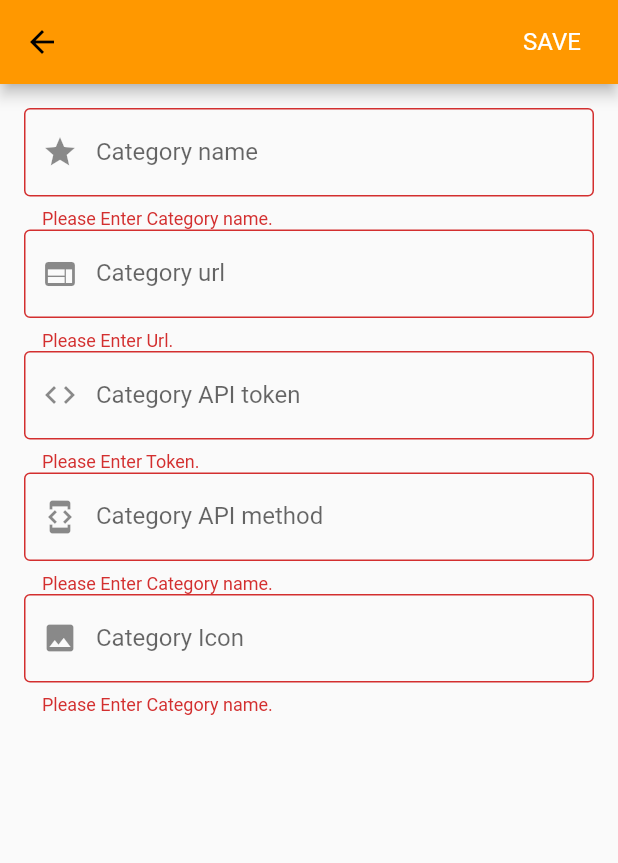
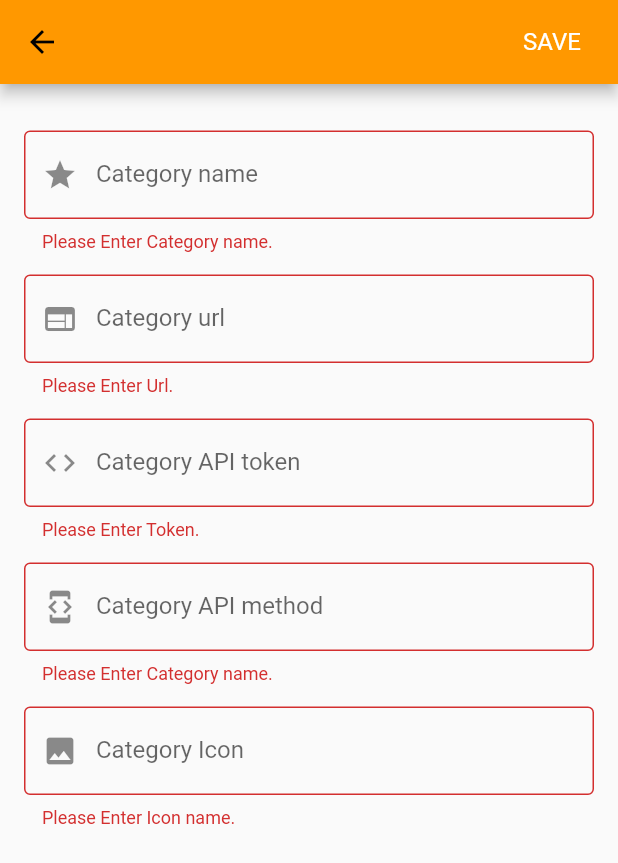
Before and after one commit to corraleslucia/MdqApp, a Flutter app: the AddCategoryDialog screen opened directly, after a tap on "SAVE", on a phone screen of 412 x 824 dp. Shown: the top 863 px of the screen. Run offline on Flutter 3.47's test engine with Material 2 defaults, Android fonts, the light colour scheme and no system bars; our stand-ins replace cloud_firestore, firebase_auth, firebase_database, flutter_slidable; accounts and stored records are empty.

Commit message:
update info and spaces fixed

```diff
--- a/lib/pages/add_category.dart
+++ b/lib/pages/add_category.dart
@@ -32,7 +32,6 @@ class AddCategoryDialog extends StatefulWidget {
 }
 
 class _AddCategoryDialogState extends State<AddCategoryDialog> {
-  final FirebaseDatabase _database = FirebaseDatabase.instance;
   bool _isEmailVerified = false;
   final _formAddCategoryKey = GlobalKey<FormState>();
   String _name;
@@ -224,6 +223,9 @@ class _AddCategoryDialogState extends State<AddCategoryDialog> {
             key: _formAddCategoryKey,
             child: Column(
               children: <Widget>[
+
+                SizedBox(height: 15.0,),
+
                 TextFormField(
                   decoration: InputDecoration(
                     labelText: 'Category name',
@@ -239,6 +241,8 @@ class _AddCategoryDialogState extends State<AddCategoryDialog> {
                   },
                   onSaved: (value) => setState(() => _name = value),
                 ),
+
+                SizedBox(height: 15.0,),
 
                 TextFormField(
                   decoration: InputDecoration(
@@ -256,6 +260,8 @@ class _AddCategoryDialogState extends State<AddCategoryDialog> {
                   onSaved: (value) => setState(() => _url = value),
                 ),
 
+                SizedBox(height: 15.0,),
+
                 TextFormField(
                   decoration: InputDecoration(
                     labelText: 'Category API token',
@@ -271,6 +277,8 @@ class _AddCategoryDialogState extends State<AddCategoryDialog> {
                   },
                   onSaved: (value) => setState(() => _token = value),
                 ),
+
+                SizedBox(height: 15.0,),
 
                 TextFormField(
                   decoration: InputDecoration(
@@ -289,6 +297,8 @@ class _AddCategoryDialogState extends State<AddCategoryDialog> {
                   onSaved: (value) => setState(() => _method = value),
                 ),
 
+                SizedBox(height: 15.0,),
+
                 TextFormField(
                   decoration: InputDecoration(
                     labelText: 'Category Icon',
@@ -300,7 +310,7 @@ class _AddCategoryDialogState extends State<AddCategoryDialog> {
                       ? widget.icon
                       : "",
                   validator: (value) {
-                    return validateName(value);
+                    return validateIcon(value);
                   },
                   onSaved: (value) => setState(() => _icon = value),
                 ),
--- a/lib/pages/home_admin.dart
+++ b/lib/pages/home_admin.dart
@@ -111,8 +111,10 @@ class _HomePageAdminState extends State<HomePageAdmin> {
   Widget build(BuildContext context) {
     return new Scaffold(
       appBar: new AppBar(
-        title: new Text('MDQ APP - ADMIN',
-        style: TextStyle(color: Colors.white),),
+        title: new Text(
+          'MDQ APP - ADMIN',
+          style: TextStyle(color: Colors.white),
+        ),
         actions: <Widget>[
           new FlatButton(
               child: new Text('Logout',
@@ -131,7 +133,10 @@ class _HomePageAdminState extends State<HomePageAdmin> {
       onPressed: () {
         _navigateToAddCategory();
       },
-      child: Icon(Icons.add,color: Colors.white,),
+      child: Icon(
+        Icons.add,
+        color: Colors.white,
+      ),
     );
   }
 
@@ -210,6 +215,10 @@ class _HomePageAdminState extends State<HomePageAdmin> {
                           builder: (context) => AddCategoryDialog(
                                 docId: data.documentID,
                                 name: category.name,
+                                url: category.url,
+                                token: category.token,
+                                method: category.method,
+                                icon: category.icon,
                               ),
                           fullscreenDialog: true,
                         ),
```
